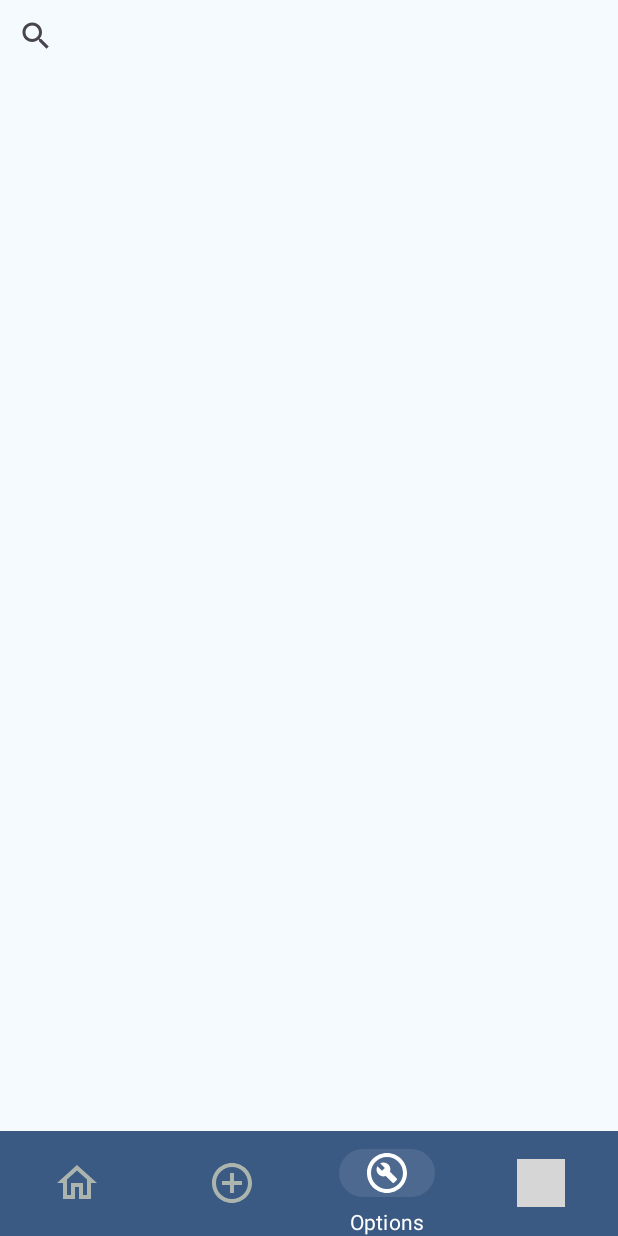
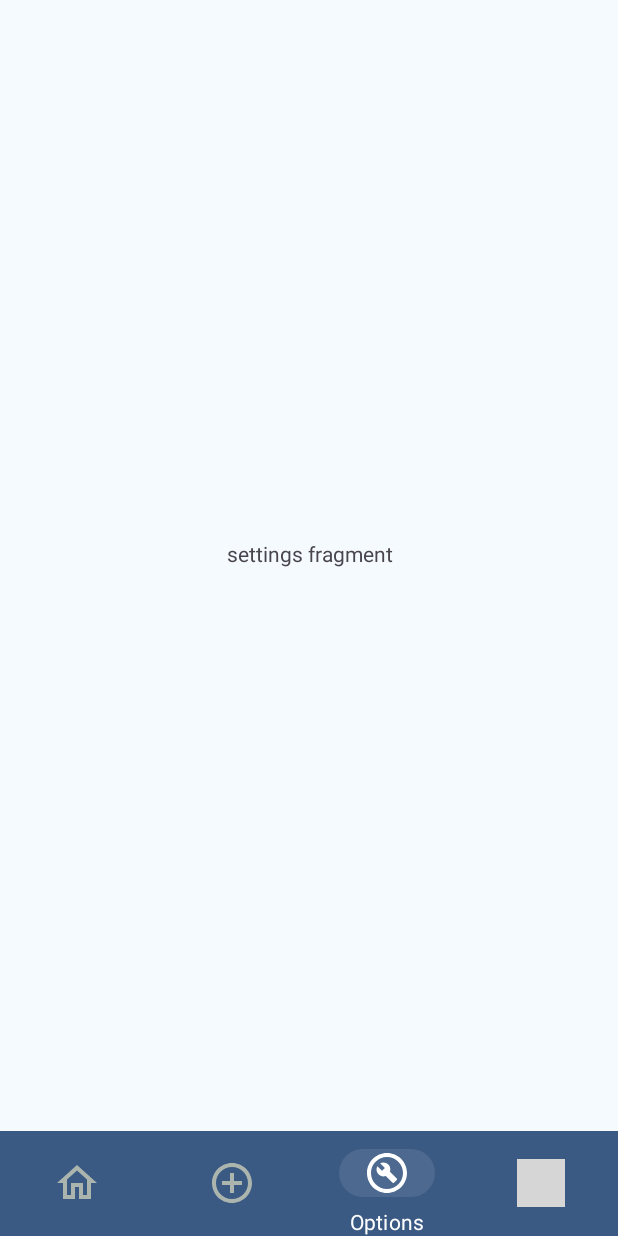
Before and after one commit to tobiridi/mini-projects, an Android app: the screen it shows after launch (MainActivity), item 3 of the bottom bar chosen, on a phone screen of 412 x 824 dp. Run offline under Robolectric (Android 15) with nearby library versions, the phone set to English and light mode, and no system bars; grey boxes are pictures that could not be loaded.

Commit message:
setup bottom navigation view

```diff
--- a/password_security/app/src/main/java/be/tobiridi/passwordsecurity/MainActivity.java
+++ b/password_security/app/src/main/java/be/tobiridi/passwordsecurity/MainActivity.java
@@ -7,8 +7,24 @@ import androidx.appcompat.app.AppCompatActivity;
 import androidx.core.graphics.Insets;
 import androidx.core.view.ViewCompat;
 import androidx.core.view.WindowInsetsCompat;
+import androidx.fragment.app.Fragment;
+import androidx.fragment.app.FragmentContainerView;
+import androidx.fragment.app.FragmentManager;
+
+import com.google.android.material.bottomnavigation.BottomNavigationView;
+
+import java.util.HashMap;
+
+import be.tobiridi.passwordsecurity.ui.addAccount.AddAcountFragment;
+import be.tobiridi.passwordsecurity.ui.help.HelpFragment;
+import be.tobiridi.passwordsecurity.ui.home.HomeFragment;
+import be.tobiridi.passwordsecurity.ui.settings.SettingsFragment;
 
 public class MainActivity extends AppCompatActivity {
+    private FragmentContainerView fragmentContainer;
+    private BottomNavigationView bottomNavigation;
+    private final HashMap<Integer, Fragment> fragments = new HashMap<>();
+    private final FragmentManager manager = getSupportFragmentManager();
 
     @Override
     protected void onCreate(Bundle savedInstanceState) {
@@ -20,5 +36,32 @@ public class MainActivity extends AppCompatActivity {
             v.setPadding(systemBars.left, systemBars.top, systemBars.right, systemBars.bottom);
             return insets;
         });
+
+        //get views id
+        this.fragmentContainer = findViewById(R.id.fragmentContainerView);
+        this.bottomNavigation = findViewById(R.id.bottomNavigationView);
+
+        //set fragments for navigation bar
+        this.fragments.put(R.id.nav_home, HomeFragment.newInstance());
+        this.fragments.put(R.id.nav_add, AddAcountFragment.newInstance());
+        this.fragments.put(R.id.nav_settings, SettingsFragment.newInstance());
+        this.fragments.put(R.id.nav_help, HelpFragment.newInstance());
+
+        this.initListener();
+    }
+
+    private void updateFragment(Fragment fragment) {
+        this.manager.beginTransaction()
+                .replace(R.id.fragmentContainerView, fragment)
+                .addToBackStack(null)
+                .setReorderingAllowed(true)
+                .commit();
+    }
+
+    private void initListener() {
+        this.bottomNavigation.setOnItemSelectedListener(item -> {
+            this.updateFragment(this.fragments.get(item.getItemId()));
+            return true;
+        });
     }
 }
--- /dev/null
+++ b/password_security/app/src/main/java/be/tobiridi/passwordsecurity/ui/addAccount/AddAcountFragment.java
@@ -0,0 +1,38 @@
+package be.tobiridi.passwordsecurity.ui.addAccount;
+
+import androidx.lifecycle.ViewModelProvider;
+
+import android.os.Bundle;
+
+import androidx.annotation.NonNull;
+import androidx.annotation.Nullable;
+import androidx.fragment.app.Fragment;
+
+import android.view.LayoutInflater;
+import android.view.View;
+import android.view.ViewGroup;
+
+import be.tobiridi.passwordsecurity.R;
+
+public class AddAcountFragment extends Fragment {
+
+    private AddAcountViewModel mViewModel;
+
+    public static AddAcountFragment newInstance() {
+        return new AddAcountFragment();
+    }
+
+    @Override
+    public View onCreateView(@NonNull LayoutInflater inflater, @Nullable ViewGroup container,
+                             @Nullable Bundle savedInstanceState) {
+        return inflater.inflate(R.layout.fragment_add_acount, container, false);
+    }
+
+    @Override
+    public void onActivityCreated(@Nullable Bundle savedInstanceState) {
+        super.onActivityCreated(savedInstanceState);
+        mViewModel = new ViewModelProvider(this).get(AddAcountViewModel.class);
+        // TODO: Use the ViewModel
+    }
+
+}
--- /dev/null
+++ b/password_security/app/src/main/java/be/tobiridi/passwordsecurity/ui/help/HelpFragment.java
@@ -0,0 +1,38 @@
+package be.tobiridi.passwordsecurity.ui.help;
+
+import androidx.lifecycle.ViewModelProvider;
+
+import android.os.Bundle;
+
+import androidx.annotation.NonNull;
+import androidx.annotation.Nullable;
+import androidx.fragment.app.Fragment;
+
+import android.view.LayoutInflater;
+import android.view.View;
+import android.view.ViewGroup;
+
+import be.tobiridi.passwordsecurity.R;
+
+public class HelpFragment extends Fragment {
+
+    private HelpViewModel mViewModel;
+
+    public static HelpFragment newInstance() {
+        return new HelpFragment();
+    }
+
+    @Override
+    public View onCreateView(@NonNull LayoutInflater inflater, @Nullable ViewGroup container,
+                             @Nullable Bundle savedInstanceState) {
+        return inflater.inflate(R.layout.fragment_help, container, false);
+    }
+
+    @Override
+    public void onActivityCreated(@Nullable Bundle savedInstanceState) {
+        super.onActivityCreated(savedInstanceState);
+        mViewModel = new ViewModelProvider(this).get(HelpViewModel.class);
+        // TODO: Use the ViewModel
+    }
+
+}
--- /dev/null
+++ b/password_security/app/src/main/java/be/tobiridi/passwordsecurity/ui/home/HomeFragment.java
@@ -0,0 +1,38 @@
+package be.tobiridi.passwordsecurity.ui.home;
+
+import androidx.lifecycle.ViewModelProvider;
+
+import android.os.Bundle;
+
+import androidx.annotation.NonNull;
+import androidx.annotation.Nullable;
+import androidx.fragment.app.Fragment;
+
+import android.view.LayoutInflater;
+import android.view.View;
+import android.view.ViewGroup;
+
+import be.tobiridi.passwordsecurity.R;
+
+public class HomeFragment extends Fragment {
+
+    private HomeViewModel mViewModel;
+
+    public static HomeFragment newInstance() {
+        return new HomeFragment();
+    }
+
+    @Override
+    public View onCreateView(@NonNull LayoutInflater inflater, @Nullable ViewGroup container,
+                             @Nullable Bundle savedInstanceState) {
+        return inflater.inflate(R.layout.fragment_home, container, false);
+    }
+
+    @Override
+    public void onActivityCreated(@Nullable Bundle savedInstanceState) {
+        super.onActivityCreated(savedInstanceState);
+        mViewModel = new ViewModelProvider(this).get(HomeViewModel.class);
+        // TODO: Use the ViewModel
+    }
+
+}
--- /dev/null
+++ b/password_security/app/src/main/java/be/tobiridi/passwordsecurity/ui/home/HomeViewModel.java
@@ -0,0 +1,7 @@
+package be.tobiridi.passwordsecurity.ui.home;
+
+import androidx.lifecycle.ViewModel;
+
+public class HomeViewModel extends ViewModel {
+    // TODO: Implement the ViewModel
+}
--- /dev/null
+++ b/password_security/app/src/main/java/be/tobiridi/passwordsecurity/ui/settings/SettingsFragment.java
@@ -0,0 +1,38 @@
+package be.tobiridi.passwordsecurity.ui.settings;
+
+import androidx.lifecycle.ViewModelProvider;
+
+import android.os.Bundle;
+
+import androidx.annotation.NonNull;
+import androidx.annotation.Nullable;
+import androidx.fragment.app.Fragment;
+
+import android.view.LayoutInflater;
+import android.view.View;
+import android.view.ViewGroup;
+
+import be.tobiridi.passwordsecurity.R;
+
+public class SettingsFragment extends Fragment {
+
+    private SettingsViewModel mViewModel;
+
+    public static SettingsFragment newInstance() {
+        return new SettingsFragment();
+    }
+
+    @Override
+    public View onCreateView(@NonNull LayoutInflater inflater, @Nullable ViewGroup container,
+                             @Nullable Bundle savedInstanceState) {
+        return inflater.inflate(R.layout.fragment_settings, container, false);
+    }
+
+    @Override
+    public void onActivityCreated(@Nullable Bundle savedInstanceState) {
+        super.onActivityCreated(savedInstanceState);
+        mViewModel = new ViewModelProvider(this).get(SettingsViewModel.class);
+        // TODO: Use the ViewModel
+    }
+
+}
--- /dev/null
+++ b/password_security/app/src/main/java/be/tobiridi/passwordsecurity/ui/settings/SettingsViewModel.java
@@ -0,0 +1,7 @@
+package be.tobiridi.passwordsecurity.ui.settings;
+
+import androidx.lifecycle.ViewModel;
+
+public class SettingsViewModel extends ViewModel {
+    // TODO: Implement the ViewModel
+}
--- a/password_security/app/src/main/res/layout/activity_main.xml
+++ b/password_security/app/src/main/res/layout/activity_main.xml
@@ -10,22 +10,20 @@
     android:paddingTop="20dp"
     tools:context=".MainActivity">
 
-    <SearchView
+    <androidx.fragment.app.FragmentContainerView
+        android:id="@+id/fragmentContainerView"
+        android:name="be.tobiridi.passwordsecurity.ui.home.HomeFragment"
         android:layout_width="match_parent"
-        android:layout_height="wrap_content"
-        android:layout_weight="0" />
-
-    <androidx.recyclerview.widget.RecyclerView
-        android:layout_width="match_parent"
-        android:layout_height="wrap_content"
-        android:layout_marginVertical="16dp"
+        android:layout_height="match_parent"
+        android:layout_marginBottom="16dp"
         android:layout_weight="1" />
 
     <com.google.android.material.bottomnavigation.BottomNavigationView
-        style="@style/BottomNavigationView"
         android:layout_width="match_parent"
         android:layout_height="wrap_content"
+        android:id="@+id/bottomNavigationView"
         android:layout_weight="0"
+        style="@style/BottomNavigationView"
         app:menu="@menu/menu_bottom_nav" />
 
 </LinearLayout>
--- /dev/null
+++ b/password_security/app/src/main/res/layout/fragment_settings.xml
@@ -0,0 +1,14 @@
+<?xml version="1.0" encoding="utf-8"?>
+<FrameLayout xmlns:android="http://schemas.android.com/apk/res/android"
+    xmlns:tools="http://schemas.android.com/tools"
+    android:layout_width="match_parent"
+    android:layout_height="match_parent"
+    tools:context=".ui.settings.SettingsFragment">
+
+    <TextView
+        android:layout_width="match_parent"
+        android:layout_height="match_parent"
+        android:gravity="center"
+        android:text="settings fragment" />
+
+</FrameLayout>
--- a/password_security/app/src/main/res/menu/menu_bottom_nav.xml
+++ b/password_security/app/src/main/res/menu/menu_bottom_nav.xml
@@ -15,7 +15,7 @@
     <item android:title="@string/nav_options"
         android:icon="@drawable/outline_build_circle_24"
         app:showAsAction="ifRoom"
-        android:id="@+id/nav_options"/>
+        android:id="@+id/nav_settings"/>
 
     <item android:title="@string/nav_help"
         android:icon="@drawable/outline_contact_support_24"
--- a/password_security/app/src/main/res/values/styles.xml
+++ b/password_security/app/src/main/res/values/styles.xml
@@ -28,7 +28,6 @@
 
     <!-- BottomNavigationView active indicator style -->
     <style name="BottomNavigationViewActiveIndicator" parent="Widget.Material3.BottomNavigationView.ActiveIndicator">
-        <item name="shapeAppearance">@style/ShapeAppearance.M3.Sys.Shape.Corner.Full</item>
         <item name="android:color">#19FFFFFF</item>
     </style>
 </resources>
```
Also changed, not shown: password_security/app/src/main/java/be/tobiridi/passwordsecurity/ui/addAccount/AddAcountViewModel.java (added, +7 -0 lines), password_security/app/src/main/java/be/tobiridi/passwordsecurity/ui/help/HelpViewModel.java (added, +7 -0 lines), password_security/app/src/main/res/layout/fragment_add_acount.xml (added, +14 -0 lines), password_security/app/src/main/res/layout/fragment_help.xml (added, +14 -0 lines), password_security/app/src/main/res/layout/fragment_home.xml (added, +25 -0 lines).
